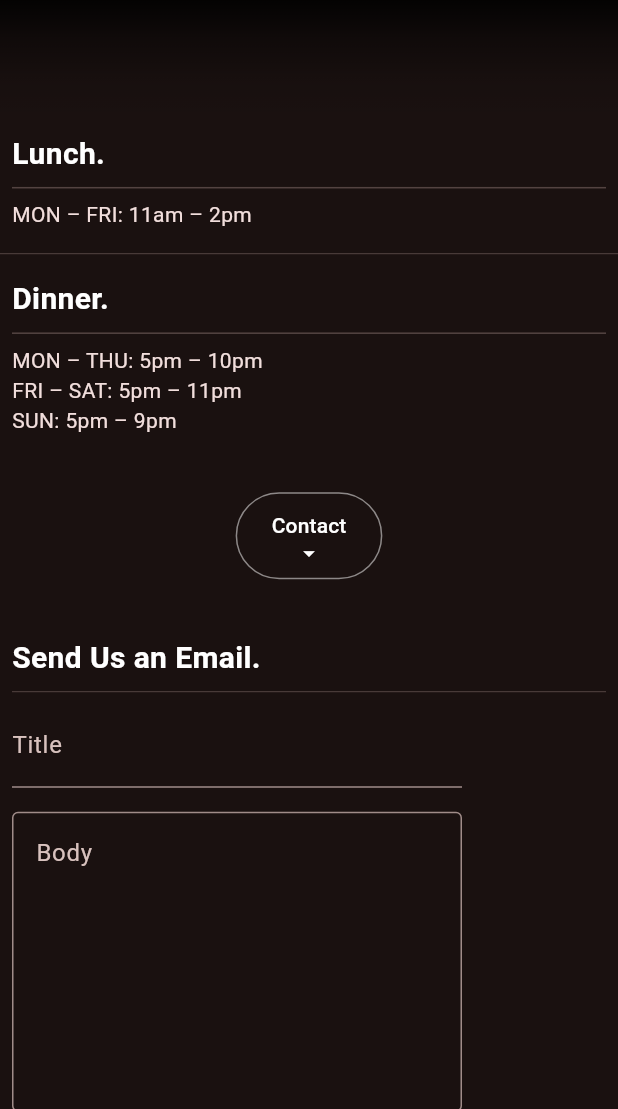
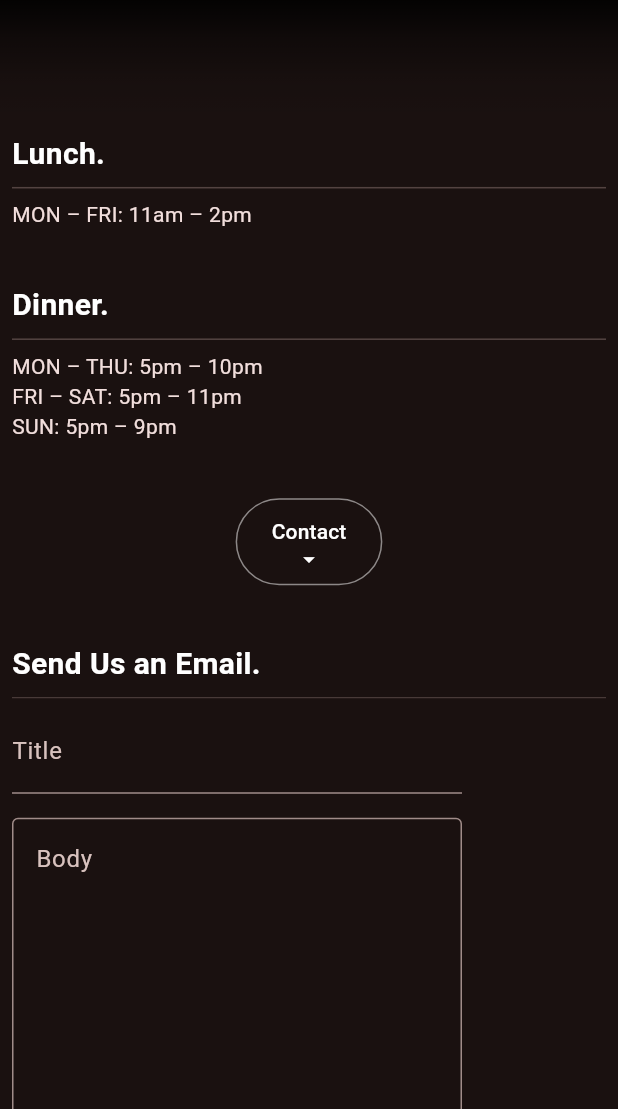
Before and after one commit to 421yet/kampai_webpage, a Flutter app: the Contact screen opened by its route, on a phone screen of 412 x 824 dp, the part 127-1236 px from its top. Run offline on Flutter 3.47's test engine with Material 3 defaults, Android fonts, the phone set to English and light mode, and no system bars; our stand-ins replace flutter_svg, google_fonts; missing offline and left inert: amplify_flutter; generated files the repository leaves out were written again; Roboto replaces fonts that are missing (Prata).

Commit message:
v 1.3.1 Emergency fix for contact page overflow

```diff
--- a/lib/src/contact/contact.dart
+++ b/lib/src/contact/contact.dart
@@ -56,10 +56,7 @@ class _ContactState extends State<Contact> {
         controller: controller,
         slivers: BodyfulSliverAppBar.build(
           context,
-          SizedBox(
-            height: deviceHeight(context) * 4 / 5,
-            width: deviceWidth(context),
-            child: Flex(
+          Flex(
             direction: deviceHeight(context) > deviceWidth(context)
                 ? Axis.vertical
                 : Axis.horizontal,
@@ -90,7 +87,9 @@ class _ContactState extends State<Contact> {
                       ],
                     ),
                   ),
-                    const Divider(thickness: 0),
+                  const SizedBox(
+                    height: 20,
+                  ),
                   Padding(
                     padding: const EdgeInsets.all(8.0),
                     child: Column(
@@ -118,8 +117,8 @@ class _ContactState extends State<Contact> {
                     child: OutlinedButton(
                       style: OutlinedButton.styleFrom(
                           foregroundColor: Colors.white,
-                            side: BorderSide(
-                                color: Colors.white.withOpacity(.5))),
+                          side:
+                              BorderSide(color: Colors.white.withOpacity(.5))),
                       child: const Padding(
                         padding: EdgeInsets.only(top: 12, bottom: 8),
                         child: Column(
@@ -246,7 +245,6 @@ class _ContactState extends State<Contact> {
           ),
         ),
       ),
-      ),
     );
   }
 }
--- a/lib/src/drawer/kampai_drawer.dart
+++ b/lib/src/drawer/kampai_drawer.dart
@@ -124,7 +124,7 @@ class KampaiDrawer {
                       Text('.'),
                     ],
                   ),
-                  Text('v1.3.0'),
+                  Text('v 1.3.1'),
                 ],
               ),
             ),
```
Also changed, not shown: 3 other files. Lines whose indentation alone changed are shown as unchanged.
